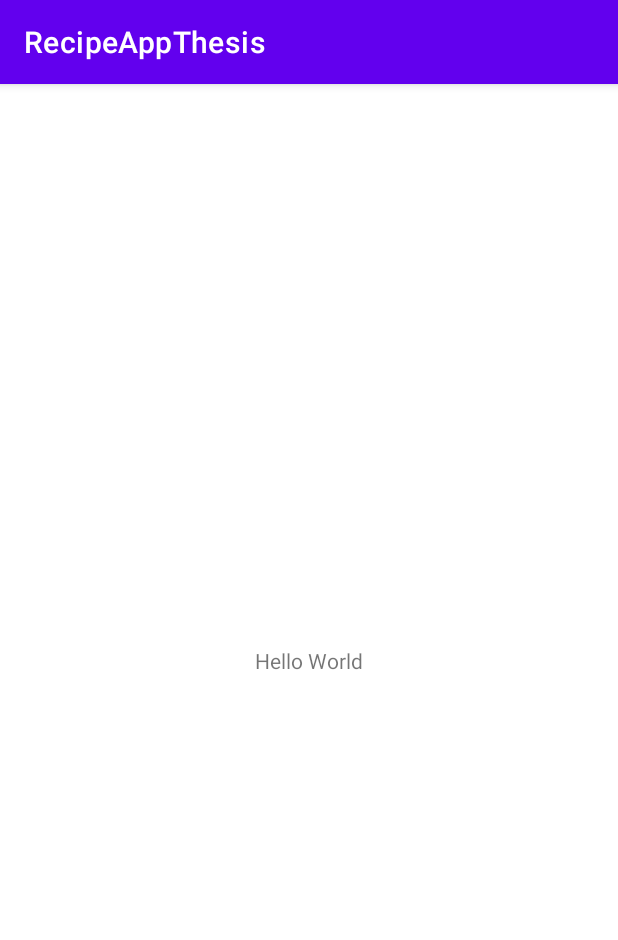
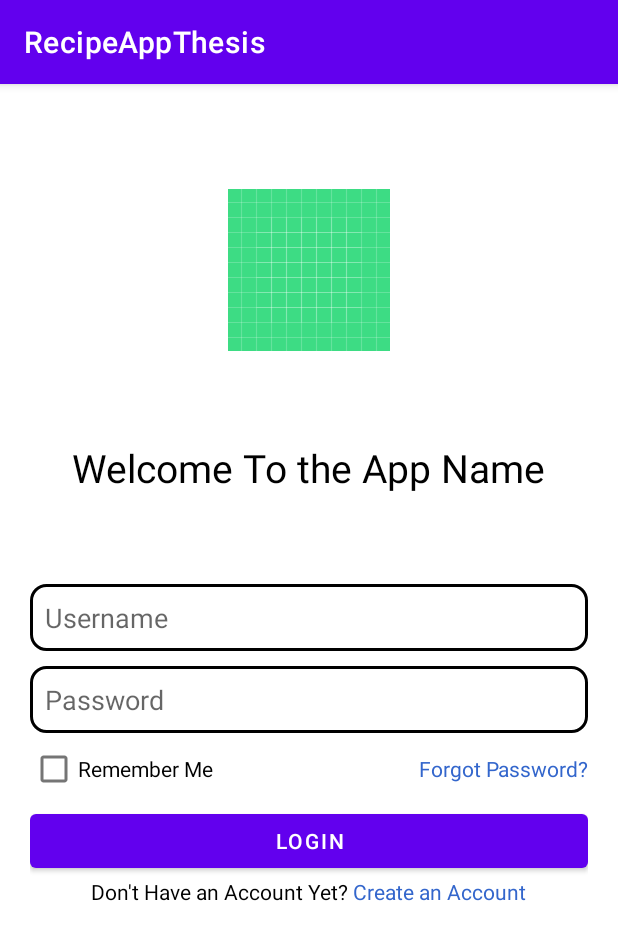
Before and after one commit to michaelwijaya2810/recipe-app-thesis, an Android app: the screen it shows after launch (MainActivity before the commit, Login after it), on a phone screen of 412 x 824 dp. Shown: the top 940 px of the screen. Run offline under Robolectric (Android 15) with nearby library versions, the phone set to English and light mode, and no system bars.

Commit message:
login layout

```diff
--- a/app/build.gradle
+++ b/app/build.gradle
@@ -33,6 +33,8 @@ dependencies {
     implementation 'androidx.appcompat:appcompat:1.4.1'
     implementation 'com.google.android.material:material:1.5.0'
     implementation 'androidx.constraintlayout:constraintlayout:2.1.3'
+    implementation 'androidx.navigation:navigation-fragment:2.5.3'
+    implementation 'androidx.navigation:navigation-ui:2.5.3'
     testImplementation 'junit:junit:4.13.2'
     androidTestImplementation 'androidx.test.ext:junit:1.1.3'
     androidTestImplementation 'androidx.test.espresso:espresso-core:3.4.0'
--- a/app/src/main/AndroidManifest.xml
+++ b/app/src/main/AndroidManifest.xml
@@ -13,12 +13,24 @@
         android:theme="@style/Theme.RecipeAppThesis"
         tools:targetApi="31">
         <activity
+            android:name=".Login"
+
+            android:exported="true">
+
+            <intent-filter>
+                <action android:name="android.intent.action.MAIN" />
+
+                <category android:name="android.intent.category.LAUNCHER" />
+            </intent-filter>
+            <meta-data
+                android:name="android.app.lib_name"
+                android:value="" />
+        </activity>
+        <activity
             android:name=".MainActivity"
             android:exported="true">
-            <intent-filter>
-                <action android:name="android.intent.action.MAIN" />
-                <category android:name="android.intent.category.LAUNCHER" />
-            </intent-filter>
+
+
             <meta-data
                 android:name="android.app.lib_name"
                 android:value="" />
--- /dev/null
+++ b/app/src/main/java/com/irmwrs/recipeapp/Login.java
@@ -0,0 +1,14 @@
+package com.irmwrs.recipeapp;
+
+import androidx.appcompat.app.AppCompatActivity;
+
+import android.os.Bundle;
+
+public class Login extends AppCompatActivity {
+
+    @Override
+    protected void onCreate(Bundle savedInstanceState) {
+        super.onCreate(savedInstanceState);
+        setContentView(R.layout.activity_login);
+    }
+}
--- /dev/null
+++ b/app/src/main/res/drawable/input_field.xml
@@ -0,0 +1,16 @@
+<?xml version="1.0" encoding="utf-8"?>
+<selector xmlns:android="http://schemas.android.com/apk/res/android">
+    <item>
+        <shape android:shape="rectangle">
+            <solid android:color="@color/white" />
+            <corners android:radius="10dp"></corners>
+            <stroke android:color="@color/black" android:width="2dp">
+
+            </stroke>
+
+
+
+        </shape>
+    </item>
+
+</selector>
--- /dev/null
+++ b/app/src/main/res/layout/activity_login.xml
@@ -0,0 +1,128 @@
+<?xml version="1.0" encoding="utf-8"?>
+<LinearLayout xmlns:android="http://schemas.android.com/apk/res/android"
+    xmlns:app="http://schemas.android.com/apk/res-auto"
+    xmlns:tools="http://schemas.android.com/tools"
+    android:layout_width="match_parent"
+    android:layout_height="match_parent"
+    android:orientation="vertical"
+    tools:context=".Login">
+
+    <LinearLayout
+        android:layout_width="match_parent"
+        android:layout_height="wrap_content"
+        android:layout_gravity="center"
+        android:gravity="center"
+        android:orientation="vertical"
+        android:layout_marginTop="70dp"
+        >
+
+        <ImageView
+            android:layout_width="wrap_content"
+            android:layout_height="wrap_content"
+            android:src="@drawable/ic_launcher_background"
+
+            >
+
+        </ImageView>
+
+        <TextView
+            android:layout_marginTop="60dp"
+            android:layout_width="wrap_content"
+            android:layout_height="wrap_content"
+            android:text="Welcome To the App Name"
+            android:textColor="@color/black"
+            android:textSize="26dp"
+            >
+
+        </TextView>
+
+    </LinearLayout>
+
+<!--    input field-->
+    <LinearLayout
+        android:layout_width="match_parent"
+        android:layout_height="wrap_content"
+        android:layout_marginTop="40dp"
+        android:orientation="vertical"
+        android:padding="20dp"
+        >
+    <EditText
+        android:layout_width="match_parent"
+        android:layout_height="wrap_content"
+        android:background="@drawable/input_field"
+        android:hint="Username"
+        android:padding="10dp"
+        android:id="@+id/UsernameField"
+        android:textColor="@color/black"
+        >
+
+    </EditText>
+
+        <EditText
+            android:layout_marginTop="10dp"
+            android:layout_width="match_parent"
+            android:layout_height="wrap_content"
+            android:background="@drawable/input_field"
+            android:hint="Password"
+            android:inputType="textPassword"
+            android:padding="10dp"
+            android:id="@+id/PasswordField"
+            android:textColor="@color/black"
+            >
+
+        </EditText>
+
+        <LinearLayout
+            android:layout_width="match_parent"
+            android:layout_height="wrap_content">
+
+        <CheckBox
+            android:layout_width="wrap_content"
+            android:layout_height="wrap_content"
+            android:text="Remember Me"
+            android:id="@+id/RememberMeCheckbox"
+            ></CheckBox>
+
+            <TextView
+                android:layout_width="match_parent"
+                android:layout_height="wrap_content"
+                android:text="Forgot Password?"
+                android:gravity="right"
+                android:textColor="@color/link_blue"
+                ></TextView>
+
+            </LinearLayout>
+
+        <Button
+            android:layout_width="match_parent"
+            android:layout_height="wrap_content"
+            android:text="Login"
+
+            ></Button>
+
+        <LinearLayout
+            android:layout_width="match_parent"
+            android:layout_height="wrap_content"
+            android:gravity="center"
+
+            >
+            <TextView
+                android:layout_width="wrap_content"
+                android:layout_height="wrap_content"
+                android:text="Don't Have an Account Yet? "
+                android:textColor="@color/black"
+                ></TextView>
+            <TextView
+                android:layout_width="wrap_content"
+                android:layout_height="wrap_content"
+                android:text="Create an Account"
+                android:textColor="@color/link_blue"
+                android:id="@+id/CreateAccountTxt"
+                ></TextView>
+
+        </LinearLayout>
+
+
+    </LinearLayout>
+
+</LinearLayout>
--- a/app/src/main/res/values/colors.xml
+++ b/app/src/main/res/values/colors.xml
@@ -7,4 +7,5 @@
     <color name="teal_700">#FF018786</color>
     <color name="black">#FF000000</color>
     <color name="white">#FFFFFFFF</color>
+    <color name="link_blue">#3366CC </color>
 </resources>
```
